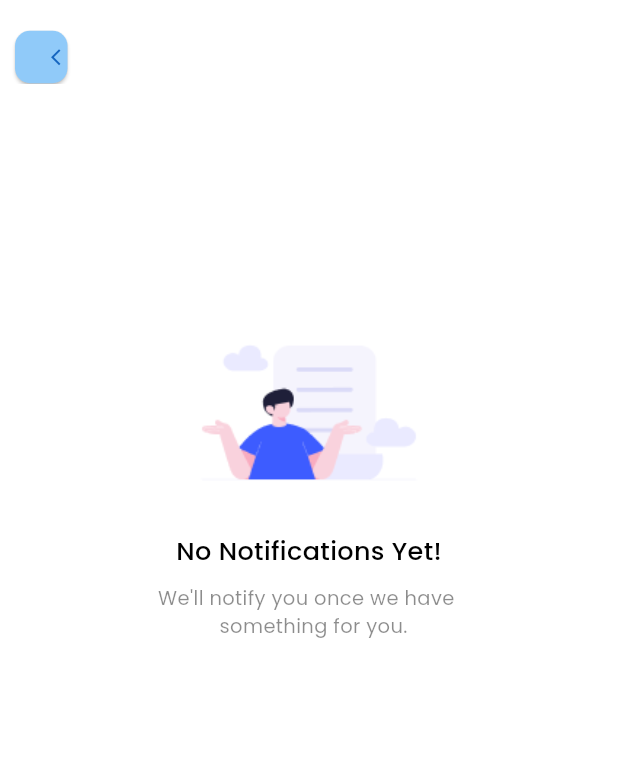
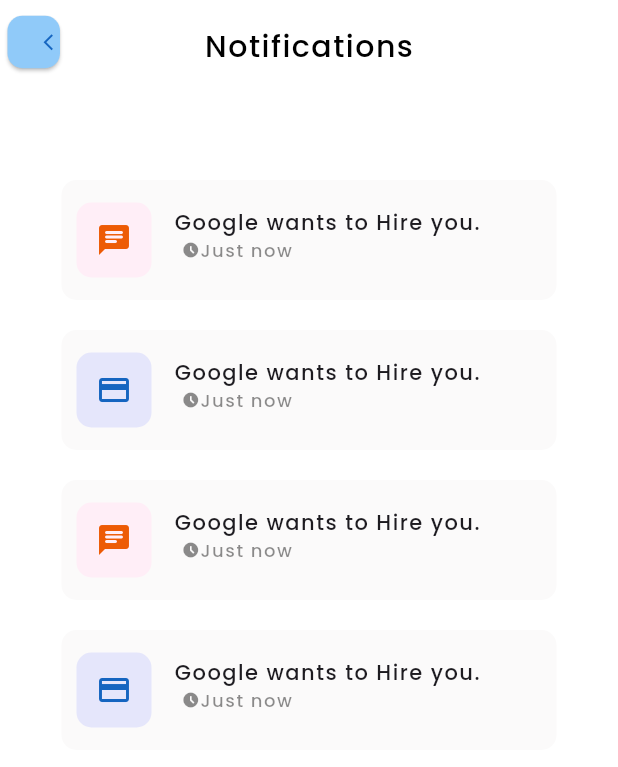
Before and after one commit to mirsadkt/campus-recruitment, a Flutter app: the screen it shows after launch, on a phone screen of 412 x 824 dp. Shown: the top 767 px of the screen. Run offline on Flutter 3.47's test engine with Material 3 defaults, Android fonts, the phone set to English and light mode, and no system bars; our stand-ins replace google_fonts; missing offline and left inert: dart:html.

Commit message:
notification page completed

```diff
--- a/lib/main.dart
+++ b/lib/main.dart
@@ -3,6 +3,7 @@
 import 'package:campus_recruitment/pages/home.dart';
 import 'package:campus_recruitment/pages/landing.dart';
 import 'package:campus_recruitment/pages/nonotifications.dart';
+import 'package:campus_recruitment/pages/notification.dart';
 import 'package:campus_recruitment/pages/otp.dart';
 import 'package:campus_recruitment/pages/pastevents.dart';
 import 'package:campus_recruitment/pages/signup.dart';
@@ -27,7 +28,7 @@
         colorScheme: ColorScheme.fromSeed(seedColor: Colors.deepPurple),
         useMaterial3: true,
       ),
-      home: const NoNotify(),
+      home: const Notify(),
     );
   }
 }
--- /dev/null
+++ b/lib/pages/notification.dart
@@ -0,0 +1,320 @@
+// ignore_for_file: prefer_const_constructors, sized_box_for_whitespace, avoid_print, sort_child_properties_last, prefer_const_literals_to_create_immutables, unused_import
+
+import 'package:flutter/material.dart';
+import 'package:google_fonts/google_fonts.dart';
+
+class Notify extends StatefulWidget {
+  const Notify({super.key});
+
+  @override
+  State<Notify> createState() => _NotifyState();
+}
+
+class _NotifyState extends State<Notify> {
+  @override
+  Widget build(BuildContext context) {
+    return MaterialApp(
+      debugShowCheckedModeBanner: false,
+      title: "Notifications",
+      home: Scaffold(
+        backgroundColor: Colors.white,
+        appBar: PreferredSize(
+          preferredSize: Size.fromHeight(100),
+          child: AppBar(
+            centerTitle: true,
+            title: Padding(
+              padding: EdgeInsets.only(top: 5),
+              child: Text("Notifications",
+              style: GoogleFonts.poppins(
+                fontWeight: FontWeight.w500,
+                fontSize: 20,
+                letterSpacing: 1,
+                color: Colors.black
+              ),
+              ),
+            ),
+            backgroundColor: Colors.white,
+            elevation: 0,
+            leading: Row(
+              mainAxisAlignment: MainAxisAlignment.spaceBetween,
+              children: [
+                Padding(
+                  padding: const EdgeInsets.only(left: 5),
+                  child: Container(
+                    height: 35,
+                    width: 35,
+                    child: ElevatedButton(
+                      onPressed: () {
+                        print("Button pressed");
+                      },
+                      child: Icon(Icons.arrow_back_ios, size: 13),
+                      style: ElevatedButton.styleFrom(
+                        backgroundColor: Colors.blue.shade200,
+                        foregroundColor: Colors.blue.shade800,
+                        shape: RoundedRectangleBorder(
+                          borderRadius: BorderRadius.circular(10),
+                        ),
+                      ),
+                    ),
+                  ),
+                ),
+              ],
+            ),
+          ),
+        ),
+        body: Center(
+          child: Column(
+            children: [
+              Padding(
+                padding: const EdgeInsets.only(top: 20),
+                child: Container(
+                  height: 80,
+                  width: 330,
+                  decoration: BoxDecoration(
+                    borderRadius: BorderRadius.circular(10),
+                    color: Color.fromARGB(61, 237, 234, 234),
+                  ),
+                  child: Row(
+                    children: [
+                      Padding(
+                        padding: const EdgeInsets.only(left: 10),
+                        child: Container(
+                          height: 50,
+                          width: 50,
+                          decoration: BoxDecoration(
+                            color:  Color.fromARGB(255, 255, 238, 247),
+                            borderRadius: BorderRadius.circular(10)
+                          ),
+                          child: Icon(Icons.chat_rounded,
+                          color: Color.fromARGB(255, 237, 91, 5),),
+                        ),
+                      ),
+                      Column(
+                        children: [
+                          Padding(
+                            padding: const EdgeInsets.only(top: 18,left:15),
+                            child: Text("Google wants to Hire you.",
+                            style: GoogleFonts.poppins(
+                              letterSpacing: 1,
+                              fontWeight: FontWeight.w500,
+                              fontSize: 14,
+                            ),
+                            ),
+                          ),
+                          Padding(
+                            padding: const EdgeInsets.only(bottom: 10,right: 105),
+                            child: Row(
+                              children: [
+                                Icon(Icons.access_time_filled_sharp,
+                                color: Colors.black45,
+                                size: 12,
+                                ),
+                                Text("Just now",
+                                style: GoogleFonts.poppins(
+                                  fontWeight: FontWeight.w500,
+                                  letterSpacing: 1,
+                                  fontSize: 12,
+                                  color: Colors.black45
+                                ),
+                                ),
+                              ],
+                            ),
+                          )
+                        ],
+                      )
+                    ],
+                  ),
+                ),
+              ),
+
+              Padding(
+                padding: const EdgeInsets.only(top: 20),
+                child: Container(
+                  height: 80,
+                  width: 330,
+                  decoration: BoxDecoration(
+                    borderRadius: BorderRadius.circular(10),
+                    color: Color.fromARGB(61, 237, 234, 234),
+                  ),
+                  child: Row(
+                    children: [
+                      Padding(
+                        padding: const EdgeInsets.only(left: 10),
+                        child: Container(
+                          height: 50,
+                          width: 50,
+                          decoration: BoxDecoration(
+                            color:  Color.fromARGB(255, 229, 230, 251),
+                            borderRadius: BorderRadius.circular(10)
+                          ),
+                          child: Icon(Icons.credit_card,
+                          color: Colors.blue.shade800,),
+                        ),
+                      ),
+                      Column(
+                        children: [
+                          Padding(
+                            padding: const EdgeInsets.only(top: 18,left:15),
+                            child: Text("Google wants to Hire you.",
+                            style: GoogleFonts.poppins(
+                              letterSpacing: 1,
+                              fontWeight: FontWeight.w500,
+                              fontSize: 14,
+                            ),
+                            ),
+                          ),
+                          Padding(
+                            padding: const EdgeInsets.only(bottom: 10,right: 105),
+                            child: Row(
+                              children: [
+                                Icon(Icons.access_time_filled_sharp,
+                                color: Colors.black45,
+                                size: 12,
+                                ),
+                                Text("Just now",
+                                style: GoogleFonts.poppins(
+                                  fontWeight: FontWeight.w500,
+                                  letterSpacing: 1,
+                                  fontSize: 12,
+                                  color: Colors.black45
+                                ),
+                                ),
+                              ],
+                            ),
+                          )
+                        ],
+                      )
+                    ],
+                  ),
+                ),
+              ),
+
+              Padding(
+                padding: const EdgeInsets.only(top:20),
+                child: Container(
+                  height: 80,
+                  width: 330,
+                  decoration: BoxDecoration(
+                    borderRadius: BorderRadius.circular(10),
+                    color: Color.fromARGB(61, 237, 234, 234),
+                  ),
+                  child: Row(
+                    children: [
+                      Padding(
+                        padding: const EdgeInsets.only(left: 10),
+                        child: Container(
+                          height: 50,
+                          width: 50,
+                          decoration: BoxDecoration(
+                            color:  Color.fromARGB(255, 255, 238, 247),
+                            borderRadius: BorderRadius.circular(10)
+                          ),
+                          child: Icon(Icons.chat_rounded,
+                          color: Color.fromARGB(255, 237, 91, 5),),
+                        ),
+                      ),
+                      Column(
+                        children: [
+                          Padding(
+                            padding: const EdgeInsets.only(top: 18,left:15),
+                            child: Text("Google wants to Hire you.",
+                            style: GoogleFonts.poppins(
+                              letterSpacing: 1,
+                              fontWeight: FontWeight.w500,
+                              fontSize: 14,
+                            ),
+                            ),
+                          ),
+                          Padding(
+                            padding: const EdgeInsets.only(bottom: 10,right: 105),
+                            child: Row(
+                              children: [
+                                Icon(Icons.access_time_filled_sharp,
+                                color: Colors.black45,
+                                size: 12,
+                                ),
+                                Text("Just now",
+                                style: GoogleFonts.poppins(
+                                  fontWeight: FontWeight.w500,
+                                  letterSpacing: 1,
+                                  fontSize: 12,
+                                  color: Colors.black45
+                                ),
+                                ),
+                              ],
+                            ),
+                          )
+                        ],
+                      )
+                    ],
+                  ),
+                ),
+              ),
+              Padding(
+                padding: const EdgeInsets.only(top: 20),
+                child: Container(
+                  height: 80,
+                  width: 330,
+                  decoration: BoxDecoration(
+                    borderRadius: BorderRadius.circular(10),
+                    color: Color.fromARGB(61, 237, 234, 234),
+                  ),
+                  child: Row(
+                    children: [
+                      Padding(
+                        padding: const EdgeInsets.only(left: 10),
+                        child: Container(
+                          height: 50,
+                          width: 50,
+                          decoration: BoxDecoration(
+                            color:  Color.fromARGB(255, 229, 230, 251),
+                            borderRadius: BorderRadius.circular(10)
+                          ),
+                          child: Icon(Icons.credit_card,
+                          color: Colors.blue.shade800,),
+                        ),
+                      ),
+                      Column(
+                        children: [
+                          Padding(
+                            padding: const EdgeInsets.only(top: 18,left:15),
+                            child: Text("Google wants to Hire you.",
+                            style: GoogleFonts.poppins(
+                              letterSpacing: 1,
+                              fontWeight: FontWeight.w500,
+                              fontSize: 14,
+                            ),
+                            ),
+                          ),
+                          Padding(
+                            padding: const EdgeInsets.only(bottom: 10,right: 105),
+                            child: Row(
+                              children: [
+                                Icon(Icons.access_time_filled_sharp,
+                                color: Colors.black45,
+                                size: 12,
+                                ),
+                                Text("Just now",
+                                style: GoogleFonts.poppins(
+                                  fontWeight: FontWeight.w500,
+                                  letterSpacing: 1,
+                                  fontSize: 12,
+                                  color: Colors.black45
+                                ),
+                                ),
+                              ],
+                            ),
+                          )
+                        ],
+                      )
+                    ],
+                  ),
+                ),
+              ),
+            ],
+          ),
+        ),
+      ),
+    );
+  }
+}
```
